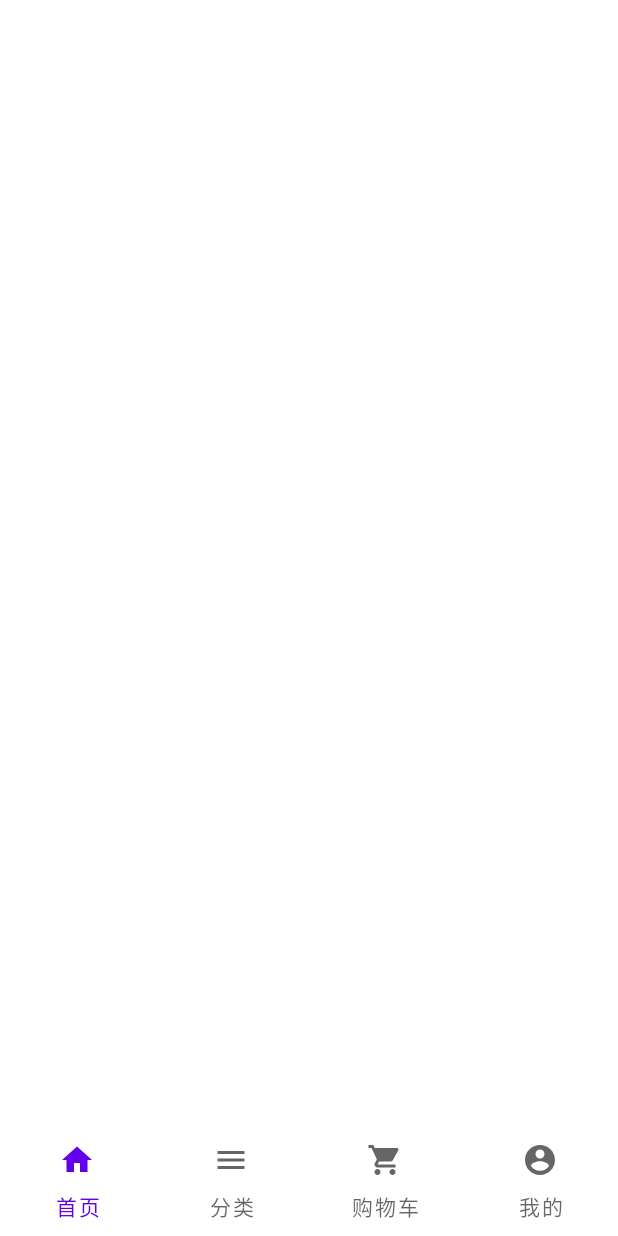
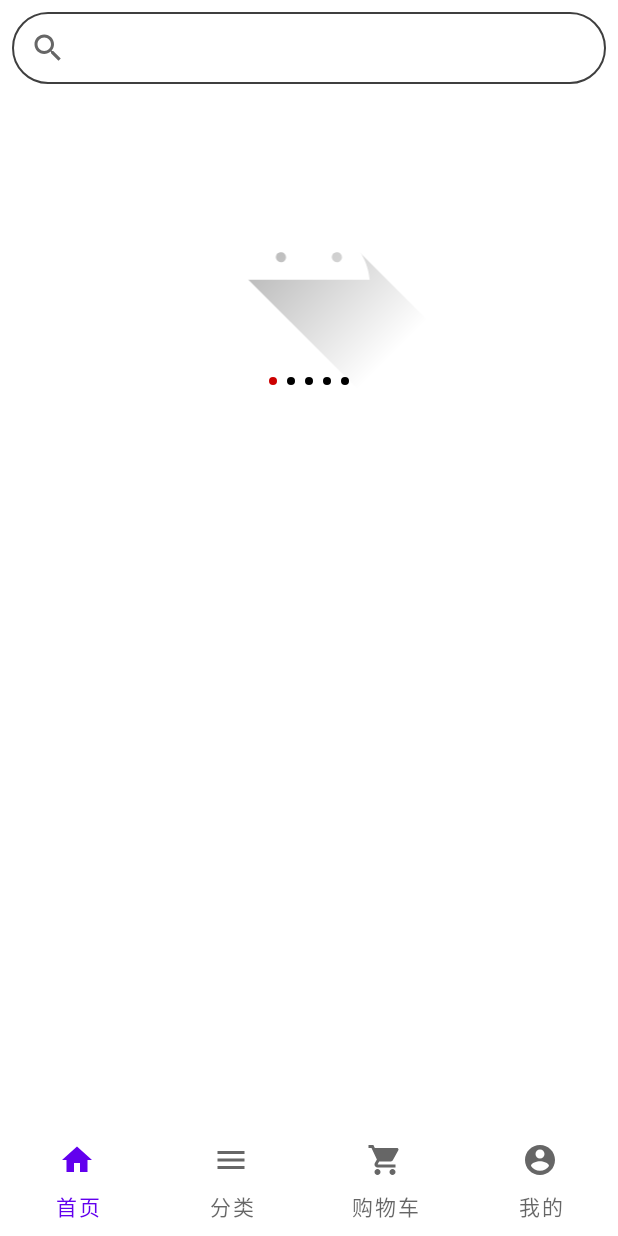
Before and after one commit to fangjian98/MaxxShop, an Android app: the screen it shows after launch (MainActivity), on a phone screen of 412 x 824 dp. Run offline under Robolectric (Android 15) with nearby library versions, the phone set to English and light mode, and no system bars.

Commit message:
add banner

```diff
--- /dev/null
+++ b/app/src/main/java/com/example/maxxshop/adapter/BannerAdapter.java
@@ -0,0 +1,42 @@
+package com.example.maxxshop.adapter;
+
+import android.content.Context;
+import android.view.View;
+import android.view.ViewGroup;
+import android.widget.ImageView;
+
+import androidx.viewpager.widget.PagerAdapter;
+
+import java.util.List;
+
+public class BannerAdapter extends PagerAdapter {
+    private List<ImageView> viewList;
+    private Context context;
+
+    public BannerAdapter(List<ImageView> viewList, Context context) {
+        super();
+        this.viewList = viewList;
+        this.context = context;
+    }
+
+    @Override
+    public void destroyItem(ViewGroup container, int position, Object object) {
+        container.removeView(viewList.get(position));
+    }
+
+    @Override
+    public Object instantiateItem(ViewGroup container, int position) {
+        container.addView(viewList.get(position));
+        return viewList.get(position);
+    }
+
+    @Override
+    public int getCount() {
+        return viewList.size();
+    }
+
+    @Override
+    public boolean isViewFromObject(View view, Object object) {
+        return view == object;
+    }
+}
--- a/app/src/main/java/com/example/maxxshop/base/BaseFragment.java
+++ b/app/src/main/java/com/example/maxxshop/base/BaseFragment.java
@@ -1,5 +1,6 @@
 package com.example.maxxshop.base;
 
+import android.content.Context;
 import android.os.Bundle;
 import android.view.LayoutInflater;
 import android.view.View;
@@ -17,10 +18,16 @@ import com.google.android.material.appbar.AppBarLayout;
 public abstract class BaseFragment extends Fragment {
 
     protected View mRootView;
+    protected Context mContext;
     private Toolbar toolbar;
     private ViewGroup demoContainer;
+    private AppBarLayout appBarLayout;
 
-    private AppBarLayout appBarLayout;
+    @Override
+    public void onCreate(@Nullable Bundle savedInstanceState) {
+        super.onCreate(savedInstanceState);
+        mContext = getActivity();
+    }
 
     @Nullable
     @Override
--- a/app/src/main/java/com/example/maxxshop/ui/HomeFragment.java
+++ b/app/src/main/java/com/example/maxxshop/ui/HomeFragment.java
@@ -1,9 +1,30 @@
 package com.example.maxxshop.ui;
 
+import android.view.LayoutInflater;
+import android.widget.ImageView;
+import android.widget.LinearLayout;
+
+import androidx.appcompat.app.AppCompatActivity;
+import androidx.viewpager.widget.ViewPager;
+
 import com.example.maxxshop.R;
+import com.example.maxxshop.adapter.BannerAdapter;
 import com.example.maxxshop.base.BaseFragment;
 
+import java.util.ArrayList;
+import java.util.List;
+import java.util.Timer;
+import java.util.TimerTask;
+
 public class HomeFragment extends BaseFragment {
+
+    private ViewPager viewPager;
+    private List<ImageView> viewList;
+    private LinearLayout indicatorLayout;
+    private int currentItem = 0;
+    private Timer timer;
+    private boolean isAutoPlay = true;
+    private static final int AUTO_PLAY_DURATION = 3000;
 
 
     @Override
@@ -13,12 +34,22 @@ public class HomeFragment extends BaseFragment {
 
     @Override
     protected void initView() {
-
+        viewPager = mRootView.findViewById(R.id.viewPager);
+        indicatorLayout = mRootView.findViewById(R.id.indicatorLayout);
     }
 
     @Override
     protected void initData() {
-
+        viewList = new ArrayList<>();
+        LayoutInflater inflater = LayoutInflater.from(mContext);
+        for (int i = 0; i < 5; i++) {
+            ImageView imageView = (ImageView) inflater.inflate(R.layout.image_item, null);
+            imageView.setImageResource(R.drawable.ic_launcher_foreground);
+            viewList.add(imageView);
+        }
+        setAdapter();
+        initIndicator();
+        startAutoPlay();
     }
 
     @Override
@@ -30,4 +61,83 @@ public class HomeFragment extends BaseFragment {
     protected int getDemoTitleResId() {
         return R.string.shop_tabs_label_home;
     }
+
+    @Override
+    public void onDestroyView() {
+        super.onDestroyView();
+        stopAutoPlay();
+    }
+
+    private void setAdapter() {
+        viewPager.setAdapter(new BannerAdapter(viewList, mContext));
+        viewPager.addOnPageChangeListener(new ViewPager.OnPageChangeListener() {
+            @Override
+            public void onPageSelected(int position) {
+                currentItem = position;
+                setIndicator();
+            }
+
+            @Override
+            public void onPageScrolled(int position, float positionOffset, int positionOffsetPixels) {
+
+            }
+
+            @Override
+            public void onPageScrollStateChanged(int state) {
+
+            }
+        });
+    }
+
+    private void initIndicator() {
+        for (int i = 0; i < viewList.size(); i++) {
+            ImageView imageView = new ImageView(mContext);
+            if (i == 0) {
+                imageView.setImageResource(R.drawable.indicator_selected);
+            } else {
+                imageView.setImageResource(R.drawable.indicator_normal);
+            }
+            LinearLayout.LayoutParams layoutParams = new LinearLayout.LayoutParams(
+                    LinearLayout.LayoutParams.WRAP_CONTENT,
+                    LinearLayout.LayoutParams.WRAP_CONTENT);
+            layoutParams.setMargins(3, 0, 3, 0);
+            indicatorLayout.addView(imageView, layoutParams);
+        }
+    }
+
+    private void setIndicator() {
+        for (int i = 0; i < indicatorLayout.getChildCount(); i++) {
+            ImageView imageView = ((ImageView) indicatorLayout.getChildAt(i));
+            if (i == currentItem) {
+                imageView.setImageResource(R.drawable.indicator_selected);
+            } else {
+                imageView.setImageResource(R.drawable.indicator_normal);
+            }
+        }
+    }
+
+    private void startAutoPlay() {
+        if (timer == null && isAutoPlay) {
+            timer = new Timer();
+            timer.schedule(new TimerTask() {
+                @Override
+                public void run() {
+                    ((AppCompatActivity) mContext).runOnUiThread(new Runnable() {
+                        @Override
+                        public void run() {
+                            viewPager.setCurrentItem(currentItem, true);
+                            currentItem = (currentItem + 1) % viewList.size();
+                        }
+                    });
+                }
+            }, AUTO_PLAY_DURATION, AUTO_PLAY_DURATION);
+        }
+    }
+
+    private void stopAutoPlay() {
+        if (timer != null) {
+            timer.cancel();
+            timer = null;
+        }
+    }
 }
--- /dev/null
+++ b/app/src/main/res/drawable/bg_searchview.xml
@@ -0,0 +1,11 @@
+<?xml version="1.0" encoding="utf-8"?>
+<shape xmlns:android="http://schemas.android.com/apk/res/android">
+    <!-- 角度 -->
+    <corners android:radius="35dp" />
+    <!-- 填充色 -->
+    <solid android:color="@color/white" />
+    <!-- 描边 设置线宽及颜色 -->
+    <stroke
+        android:width="1dp"
+        android:color="#3F3F3F" />
+</shape>
--- /dev/null
+++ b/app/src/main/res/drawable/indicator_normal.xml
@@ -0,0 +1,10 @@
+<vector xmlns:android="http://schemas.android.com/apk/res/android"
+    android:width="8dp"
+    android:height="8dp"
+    android:tint="#000000"
+    android:viewportWidth="24"
+    android:viewportHeight="24">
+    <path
+        android:fillColor="@android:color/white"
+        android:pathData="M12,12m-8,0a8,8 0,1 1,16 0a8,8 0,1 1,-16 0" />
+</vector>
--- /dev/null
+++ b/app/src/main/res/drawable/indicator_selected.xml
@@ -0,0 +1,10 @@
+<vector xmlns:android="http://schemas.android.com/apk/res/android"
+    android:width="8dp"
+    android:height="8dp"
+    android:tint="@android:color/holo_red_dark"
+    android:viewportWidth="24"
+    android:viewportHeight="24">
+    <path
+        android:fillColor="@android:color/white"
+        android:pathData="M12,12m-8,0a8,8 0,1 1,16 0a8,8 0,1 1,-16 0" />
+</vector>
--- /dev/null
+++ b/app/src/main/res/layout/banner_item.xml
@@ -0,0 +1,24 @@
+<?xml version="1.0" encoding="utf-8"?>
+<RelativeLayout xmlns:android="http://schemas.android.com/apk/res/android"
+    android:id="@+id/banner_item"
+    android:layout_width="match_parent"
+    android:layout_height="match_parent">
+
+    <androidx.viewpager.widget.ViewPager
+        android:id="@+id/viewPager"
+        android:layout_width="match_parent"
+        android:layout_height="200dp"
+        android:layout_alignParentTop="true"
+        android:layout_marginTop="10dp"
+        android:clipChildren="false"
+        android:clipToPadding="false" />
+
+    <LinearLayout
+        android:id="@+id/indicatorLayout"
+        android:layout_width="match_parent"
+        android:layout_height="20dp"
+        android:gravity="center"
+        android:layout_alignParentBottom="true"
+        android:orientation="horizontal" />
+
+</RelativeLayout>
--- /dev/null
+++ b/app/src/main/res/layout/image_item.xml
@@ -0,0 +1,5 @@
+<?xml version="1.0" encoding="utf-8"?>
+<ImageView xmlns:android="http://schemas.android.com/apk/res/android"
+    android:layout_width="match_parent"
+    android:layout_height="200dp"
+    android:scaleType="fitCenter"/>
--- a/app/src/main/res/layout/layout_home_fragment.xml
+++ b/app/src/main/res/layout/layout_home_fragment.xml
@@ -1,8 +1,28 @@
 <?xml version="1.0" encoding="utf-8"?>
-<androidx.coordinatorlayout.widget.CoordinatorLayout xmlns:android="http://schemas.android.com/apk/res/android"
+<RelativeLayout xmlns:android="http://schemas.android.com/apk/res/android"
+    xmlns:app="http://schemas.android.com/apk/res-auto"
     android:layout_width="match_parent"
     android:layout_height="match_parent"
     android:animateLayoutChanges="true"
     android:orientation="vertical">
 
-</androidx.coordinatorlayout.widget.CoordinatorLayout>
+    <androidx.appcompat.widget.SearchView
+        android:id="@+id/search_view"
+        android:layout_width="match_parent"
+        android:layout_height="wrap_content"
+        android:layout_marginBottom="10dp"
+        android:iconifiedByDefault="false"
+        android:searchIcon="@null"
+        android:background="@drawable/bg_searchview"
+        android:layout_margin="8dp"
+        android:queryBackground="@null"
+        app:queryHint="@string/app_name"
+        app:theme="@style/CustomSearchViewStyle" />
+
+    <include
+        android:layout_width="match_parent"
+        android:layout_height="200dp"
+        android:layout_below="@+id/search_view"
+        layout="@layout/banner_item" />
+
+</RelativeLayout>
--- /dev/null
+++ b/app/src/main/res/values/styles.xml
@@ -0,0 +1,11 @@
+<?xml version="1.0" encoding="utf-8"?>
+<resources>
+    <style name="CustomSearchViewStyle" parent="@style/Widget.AppCompat.SearchView">
+        <!-- 修改搜索框文字颜色 -->
+        <item name="android:textColor">?attr/colorPrimary</item>
+        <!-- 修改搜索框样式 -->
+        <!--<item name="searchHintIcon">@drawable/your_search_icon</item>-->
+    </style>
+
+
+</resources>
```
